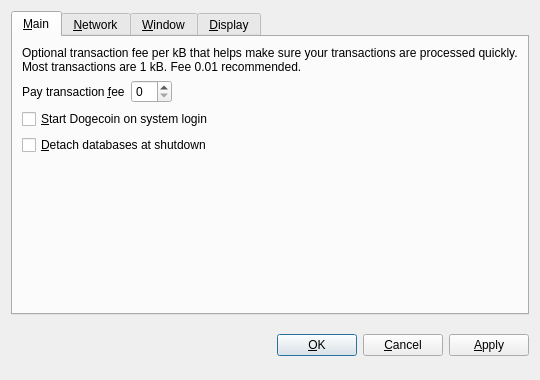
Before: the Qt Designer form src/qt/forms/optionsdialog.ui in worthlesscoin/worthlesscoin, drawn with Qt 5.
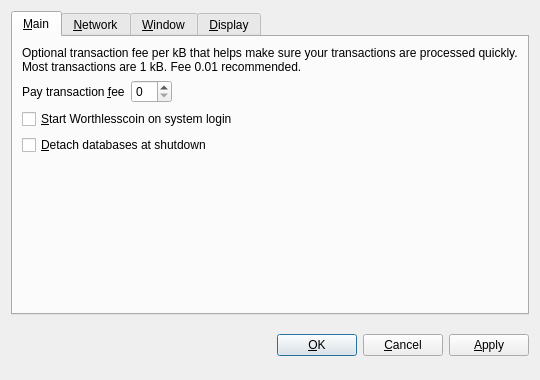
After: the same form once the commit is applied. The open tabs and pages were chosen to show the change. Custom widgets are drawn as their Qt base class.

```diff
--- a/src/qt/forms/optionsdialog.ui
+++ b/src/qt/forms/optionsdialog.ui
@@ -82,7 +82,7 @@
           <string>Automatically start Dogecoin after logging in to the system.</string>
          </property>
          <property name="text">
-          <string>&amp;Start Dogecoin on system login</string>
+          <string>&amp;Start Worthlesscoin on system login</string>
          </property>
         </widget>
        </item>
```
Left out of the diff: 10 changed lines with no effect on the pictures.
